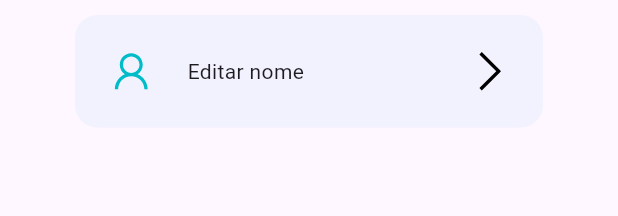
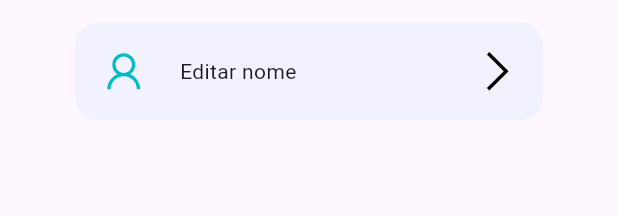
Before and after one commit to murilo-l1/projeto-disp-moveis, a Flutter app: the ProfileMenu widget shown alone on an empty page, opened directly, on a phone screen of 412 x 824 dp. Shown: the top 216 px of the screen. Run offline on Flutter 3.47's test engine with Material 3 defaults, Android fonts, the light colour scheme and no system bars; our stand-ins replace fl_chart, isar, line_awesome_flutter; accounts and stored records are empty.

Commit message:
Update profileMenu.dart

```diff
--- a/expense_tracker/lib/pages/profile/components/profileMenu.dart
+++ b/expense_tracker/lib/pages/profile/components/profileMenu.dart
@@ -22,10 +22,10 @@ class ProfileMenu extends StatelessWidget {
   @override
   Widget build(BuildContext context) {
     return Padding(
-      padding: const EdgeInsets.symmetric(horizontal: 50, vertical: 10),
+      padding: const EdgeInsets.symmetric(horizontal: 50, vertical: 15),
       child: TextButton(
         style: TextButton.styleFrom(
-          padding: const EdgeInsets.all(20),
+          padding: const EdgeInsets.all(15),
           shape: RoundedRectangleBorder(
             borderRadius: BorderRadius.circular(15),
           ),
```
